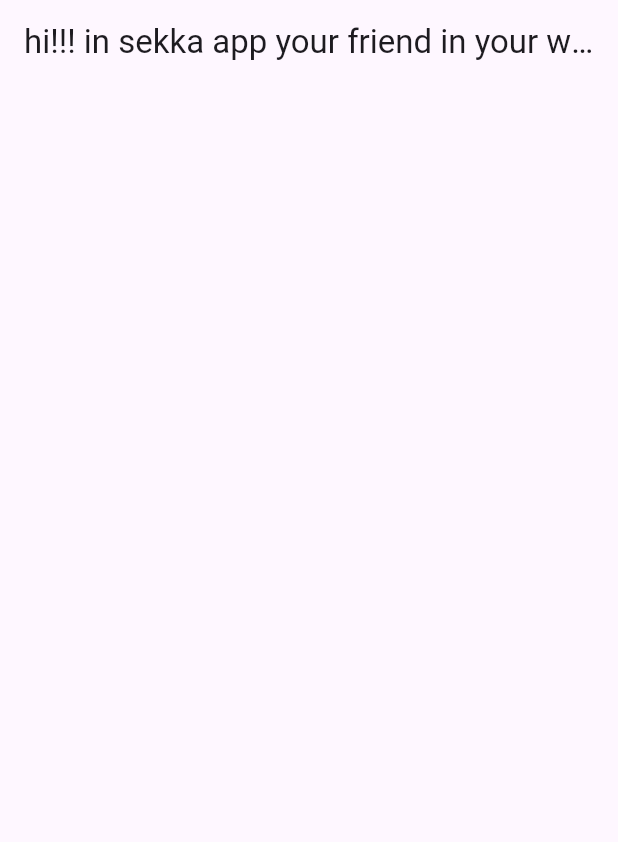
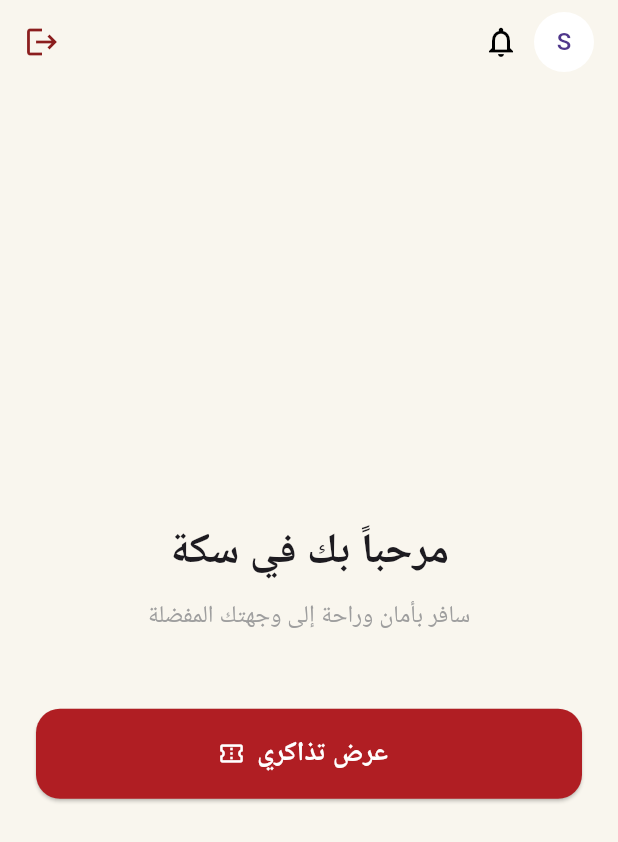
Before and after one commit to shahdAhmed55/Sekka, a Flutter app: the screen it shows after launch, on a phone screen of 412 x 824 dp. Shown: the top 842 px of the screen. Run offline on Flutter 3.47's test engine with Material 3 defaults, Android fonts, the phone set to English and light mode, and no system bars.

Commit message:
my ticket screen

```diff
--- a/lib/screens/home_screen.dart
+++ b/lib/screens/home_screen.dart
@@ -1,13 +1,65 @@
 import 'package:flutter/material.dart';
+import 'package:sekka_app/screens/myTicketScreen.dart';
 
+// --- الشاشة الرئيسية ---
 class HomeScreen extends StatelessWidget {
   const HomeScreen({super.key});
+
   @override
   Widget build(BuildContext context) {
     return Scaffold(
-        body: AppBar(
-          title: Text("hi!!! in sekka app your friend in your way"),
+      backgroundColor: const Color(0xFFF9F6EE),
+      appBar: AppBar(
+        backgroundColor: Colors.transparent,
+        elevation: 0,
+        leading: const Icon(Icons.logout, color: Color(0xFF8B1E1E)),
+        actions: const [
+          Icon(Icons.notifications_none, color: Colors.black),
+          SizedBox(width: 10),
+          CircleAvatar(backgroundColor: Colors.white, child: Text('S')),
+          SizedBox(width: 16),
+        ],
+      ),
+      body: Padding(
+        padding: const EdgeInsets.all(24.0),
+        child: Column(
+          mainAxisAlignment: MainAxisAlignment.center,
+          children: [
+            const Text(
+              'مرحباً بك في سكة',
+              style: TextStyle(fontSize: 28, fontWeight: FontWeight.bold),
+            ),
+            const SizedBox(height: 10),
+            const Text(
+              'سافر بأمان وراحة إلى وجهتك المفضلة',
+              textAlign: TextAlign.center,
+              style: TextStyle(fontSize: 16, color: Colors.grey),
+            ),
+            const SizedBox(height: 50),
+
+            // الزرار الذي ينقلك لصفحة التذاكر
+            ElevatedButton.icon(
+              onPressed: () {
+                Navigator.push(
+                  context,
+                  MaterialPageRoute(builder: (context) => const TicketsEmptyStateScreen()),
+                );
+              },
+              icon: const Icon(Icons.confirmation_number_outlined, color: Colors.white),
+              label: const Text(
+                'عرض تذاكري',
+                style: TextStyle(fontSize: 18, fontWeight: FontWeight.bold),
+              ),
+              style: ElevatedButton.styleFrom(
+                backgroundColor: const Color(0xFFB01E23),
+                foregroundColor: Colors.white,
+                minimumSize: const Size(double.infinity, 60),
+                shape: RoundedRectangleBorder(borderRadius: BorderRadius.circular(16)),
+              ),
+            ),
+          ],
         ),
+      ),
     );
   }
 }
--- a/pubspec.yaml
+++ b/pubspec.yaml
@@ -64,8 +64,8 @@
   uses-material-design: true
 
   # To add assets to your application, add an assets section, like this:
-  # assets:
-  #   - images/a_dot_burr.jpeg
+  assets:
+      - images/
   #   - images/a_dot_ham.jpeg
 
   # An image asset can refer to one or more resolution-specific "variants", see
```
Also changed, not shown: lib/screens/myTicketScreen.dart (added, +177 -0 lines).
